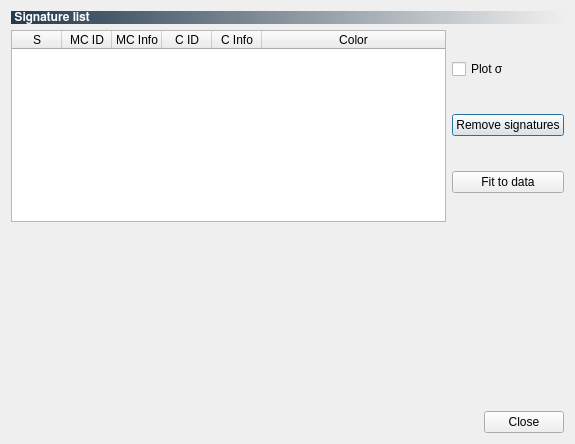
This is ui/ui_semiautomaticclassificationplugin_signature_plot.ui in semiautomaticgit/SemiAutomaticClassificationPlugin as Qt 5 draws it before an edit. The edited form follows.
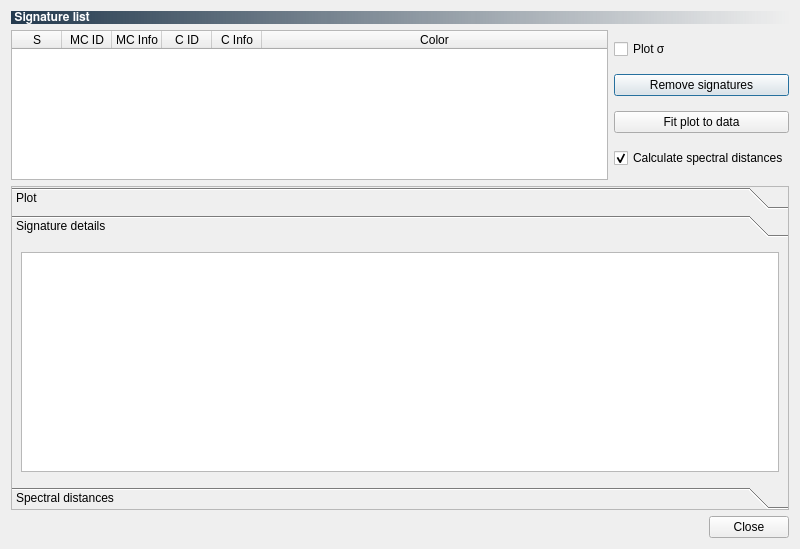
This is the edited form. The open tabs and pages were chosen to show the change. Icons and pictures are not drawn. Custom widgets are drawn as their Qt base class.

```diff
--- a/ui/ui_semiautomaticclassificationplugin_signature_plot.ui
+++ b/ui/ui_semiautomaticclassificationplugin_signature_plot.ui
@@ -6,8 +6,8 @@
    <rect>
     <x>0</x>
     <y>0</y>
-    <width>575</width>
-    <height>444</height>
+    <width>800</width>
+    <height>549</height>
    </rect>
   </property>
   <property name="sizePolicy">
@@ -23,7 +23,7 @@
    <iconset resource="resources.qrc">
     <normaloff>:/plugins/semiautomaticclassificationplugin/semiautomaticclassificationplugin.png</normaloff>:/plugins/semiautomaticclassificationplugin/semiautomaticclassificationplugin.png</iconset>
   </property>
-  <layout class="QGridLayout" name="gridLayout_6">
+  <layout class="QGridLayout" name="gridLayout_7">
    <item row="0" column="0">
     <layout class="QGridLayout" name="gridLayout_4">
      <item row="0" column="0">
@@ -59,11 +59,17 @@
      <item row="0" column="0">
       <widget class="QTableWidget" name="signature_list_plot_tableWidget">
        <property name="sizePolicy">
-        <sizepolicy hsizetype="Expanding" vsizetype="Expanding">
+        <sizepolicy hsizetype="Expanding" vsizetype="Fixed">
          <horstretch>0</horstretch>
          <verstretch>0</verstretch>
         </sizepolicy>
        </property>
+       <property name="maximumSize">
+        <size>
+         <width>16777215</width>
+         <height>150</height>
+        </size>
+       </property>
        <property name="editTriggers">
         <set>QAbstractItemView::SelectedClicked</set>
        </property>
@@ -139,7 +145,20 @@
           <string>&lt;html&gt;&lt;head/&gt;&lt;body&gt;&lt;p&gt;Automatically fit the plot to data&lt;/p&gt;&lt;/body&gt;&lt;/html&gt;</string>
          </property>
          <property name="text">
-          <string>Fit to data</string>
+          <string>Fit plot to data</string>
+         </property>
+        </widget>
+       </item>
+       <item row="3" column="0">
+        <widget class="QCheckBox" name="distances_checkBox">
+         <property name="toolTip">
+          <string>&lt;html&gt;&lt;head/&gt;&lt;body&gt;&lt;p&gt;Calculate spectral distances between signatures (Jeffries-Matusita distance, Euclidean distance, Spectral angle, etc.)&lt;/p&gt;&lt;/body&gt;&lt;/html&gt;</string>
+         </property>
+         <property name="text">
+          <string>Calculate spectral distances</string>
+         </property>
+         <property name="checked">
+          <bool>true</bool>
          </property>
         </widget>
        </item>
@@ -148,15 +167,91 @@
     </layout>
    </item>
    <item row="2" column="0">
-    <layout class="QGridLayout" name="gridLayout_3">
+    <layout class="QGridLayout" name="gridLayout_6">
      <item row="0" column="0">
-      <widget class="SigWidget2" name="Sig_Widget" native="true">
-       <property name="sizePolicy">
-        <sizepolicy hsizetype="Expanding" vsizetype="Expanding">
-         <horstretch>0</horstretch>
-         <verstretch>0</verstretch>
-        </sizepolicy>
+      <widget class="QToolBox" name="toolBox">
+       <property name="frameShape">
+        <enum>QFrame::StyledPanel</enum>
        </property>
+       <property name="frameShadow">
+        <enum>QFrame::Raised</enum>
+       </property>
+       <property name="currentIndex">
+        <number>0</number>
+       </property>
+       <widget class="QWidget" name="page">
+        <property name="geometry">
+         <rect>
+          <x>0</x>
+          <y>0</y>
+          <width>780</width>
+          <height>241</height>
+         </rect>
+        </property>
+        <attribute name="label">
+         <string>Plot</string>
+        </attribute>
+        <layout class="QGridLayout" name="gridLayout_8">
+         <item row="0" column="0">
+          <layout class="QGridLayout" name="gridLayout_3">
+           <item row="0" column="0">
+            <widget class="SigWidget2" name="Sig_Widget" native="true">
+             <property name="sizePolicy">
+              <sizepolicy hsizetype="Expanding" vsizetype="Expanding">
+               <horstretch>0</horstretch>
+               <verstretch>0</verstretch>
+              </sizepolicy>
+             </property>
+            </widget>
+           </item>
+          </layout>
+         </item>
+        </layout>
+       </widget>
+       <widget class="QWidget" name="page_2">
+        <property name="geometry">
+         <rect>
+          <x>0</x>
+          <y>0</y>
+          <width>780</width>
+          <height>241</height>
+         </rect>
+        </property>
+        <attribute name="label">
+         <string>Signature details</string>
+        </attribute>
+        <layout class="QGridLayout" name="gridLayout_10">
+         <item row="0" column="0">
+          <layout class="QGridLayout" name="gridLayout_9">
+           <item row="0" column="0">
+            <widget class="QTextBrowser" name="value_textBrowser">
+             <property name="lineWrapMode">
+              <enum>QTextEdit::NoWrap</enum>
+             </property>
+            </widget>
+           </item>
+          </layout>
+         </item>
+        </layout>
+       </widget>
+       <widget class="QWidget" name="page_3">
+        <attribute name="label">
+         <string>Spectral distances</string>
+        </attribute>
+        <layout class="QGridLayout" name="gridLayout_12">
+         <item row="0" column="0">
+          <layout class="QGridLayout" name="gridLayout_11">
+           <item row="0" column="0">
+            <widget class="QTextBrowser" name="distance_textBrowser">
+             <property name="lineWrapMode">
+              <enum>QTextEdit::NoWrap</enum>
+             </property>
+            </widget>
+           </item>
+          </layout>
+         </item>
+        </layout>
+       </widget>
       </widget>
      </item>
     </layout>
```
